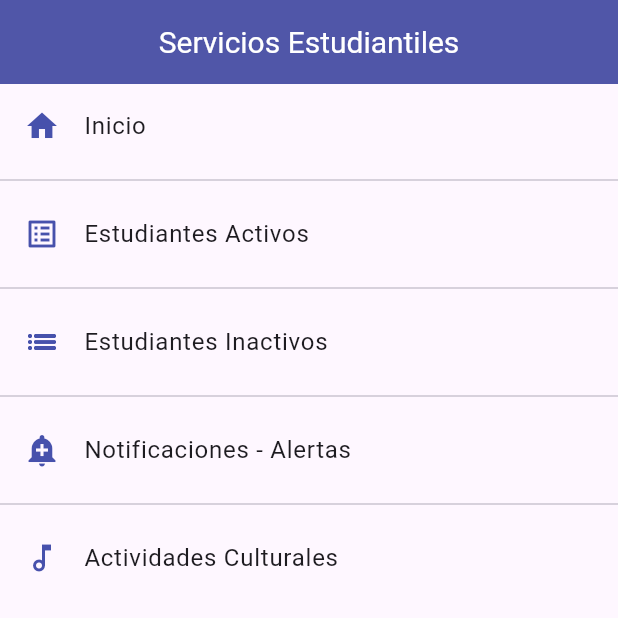
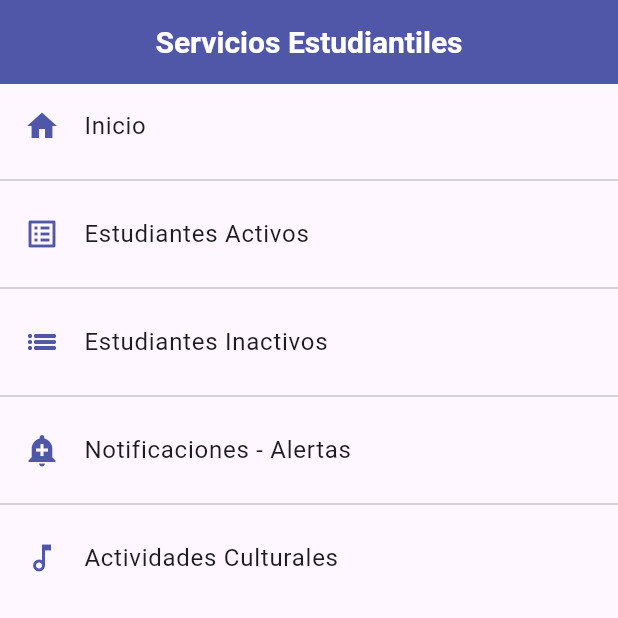
Before and after one commit to jr4mx/componentes_flutter, a Flutter app: the screen it shows after launch, on a phone screen of 412 x 824 dp, the top half of it. Run offline on Flutter 3.47's test engine with Material 3 defaults, Android fonts, the phone set to English and light mode, and no system bars.

Commit message:
todas las pantallas con los mismos estilos

```diff
--- a/lib/main.dart
+++ b/lib/main.dart
@@ -1,3 +1,4 @@
+import 'package:fl_components/theme/app_theme.dart';
 import 'package:flutter/material.dart';
 import 'package:fl_components/routes/app_routes.dart';
 
@@ -15,14 +16,7 @@ class MyApp extends StatelessWidget {
       initialRoute: AppRoutes.initialRoute,
       routes: AppRoutes.getAppRoutes(),
       onGenerateRoute: AppRoutes.onGenerateRoute,
-      theme: ThemeData.light().copyWith(
-        primaryColor: Color.fromARGB(255, 80, 86, 168),
-        appBarTheme: const AppBarTheme(
-          backgroundColor: Color.fromARGB(255, 80, 86, 168),
-          titleTextStyle: const TextStyle(color: Colors.white, fontSize: 20),
-          iconTheme: const IconThemeData(color: Colors.white),
-        ),
-      ),
+      theme: AppTheme.lightTheme,
     );
   }
 }
--- a/lib/screens/home_screen.dart
+++ b/lib/screens/home_screen.dart
@@ -1,3 +1,4 @@
+import 'package:fl_components/theme/app_theme.dart';
 import 'package:fl_components/routes/app_routes.dart';
 import 'package:fl_components/screens/listview1_screen.dart';
 import 'package:fl_components/screens/listview2_screen%20.dart';
@@ -20,7 +21,7 @@ class HomeScreen extends StatelessWidget {
         itemBuilder: (context, index) => ListTile(
           leading: Icon(
             AppRoutes.menuOptions[index].icon,
-            color: const Color.fromARGB(255, 71, 81, 172),
+            color: AppTheme.primaryC, // Use your theme's primary color
           ),
           title: Text(AppRoutes.menuOptions[index].name),
           /* onTap: () {
--- /dev/null
+++ b/lib/theme/app_theme.dart
@@ -0,0 +1,25 @@
+import 'package:flutter/material.dart';
+import 'package:flutter/widgets.dart';
+
+class AppTheme {
+  static const Color primaryC = Color.fromARGB(255, 80, 86, 168);
+  static final ThemeData lightTheme = ThemeData.light().copyWith(
+    primaryColor: primaryC,
+    appBarTheme: const AppBarTheme(
+      color: primaryC,
+      centerTitle: true,
+      titleTextStyle: TextStyle(
+        color: Colors.white,
+        fontSize: 20,
+        fontWeight: FontWeight.bold,
+      ),
+    ),
+  );
+  static const Color appBarColor = Color.fromARGB(255, 80, 86, 168);
+  static const Color iconColor = Colors.white;
+  static const Color textColor = Colors.white;
+  static const Color listTileLeadingColor = Color.fromARGB(255, 140, 144, 147);
+  static const Color listTileTrailingColor = Colors.grey;
+  static const Color listTileSelectedColor = Color.fromARGB(255, 71, 81, 172);
+  static const Color listTileBackgroundColor = Colors.white;
+}
```
